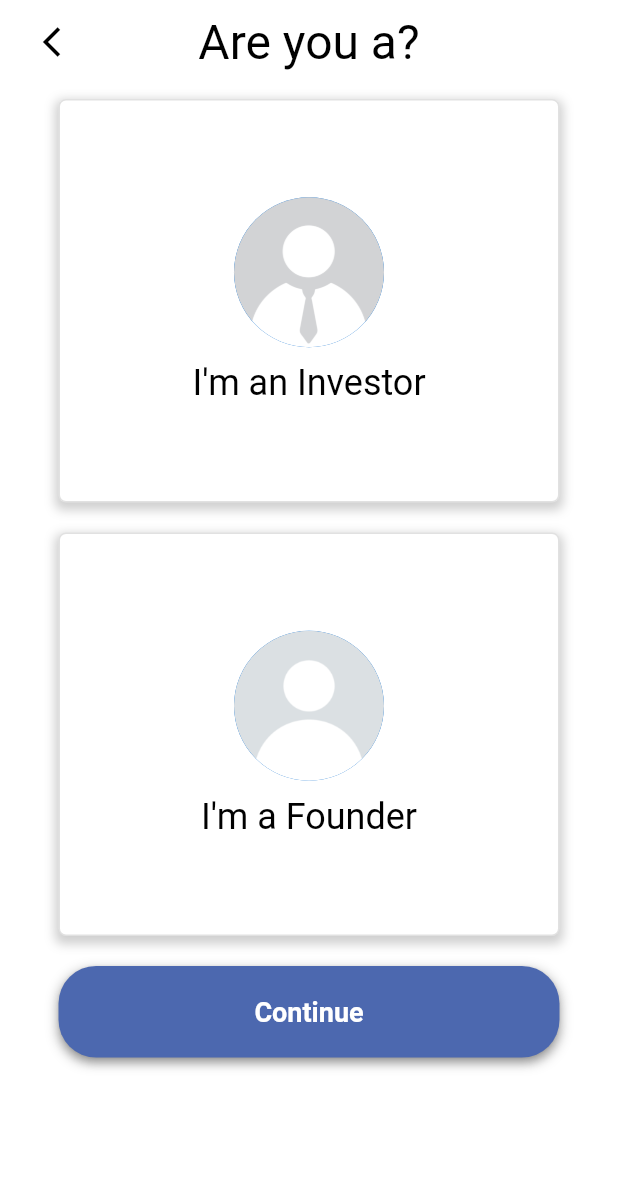
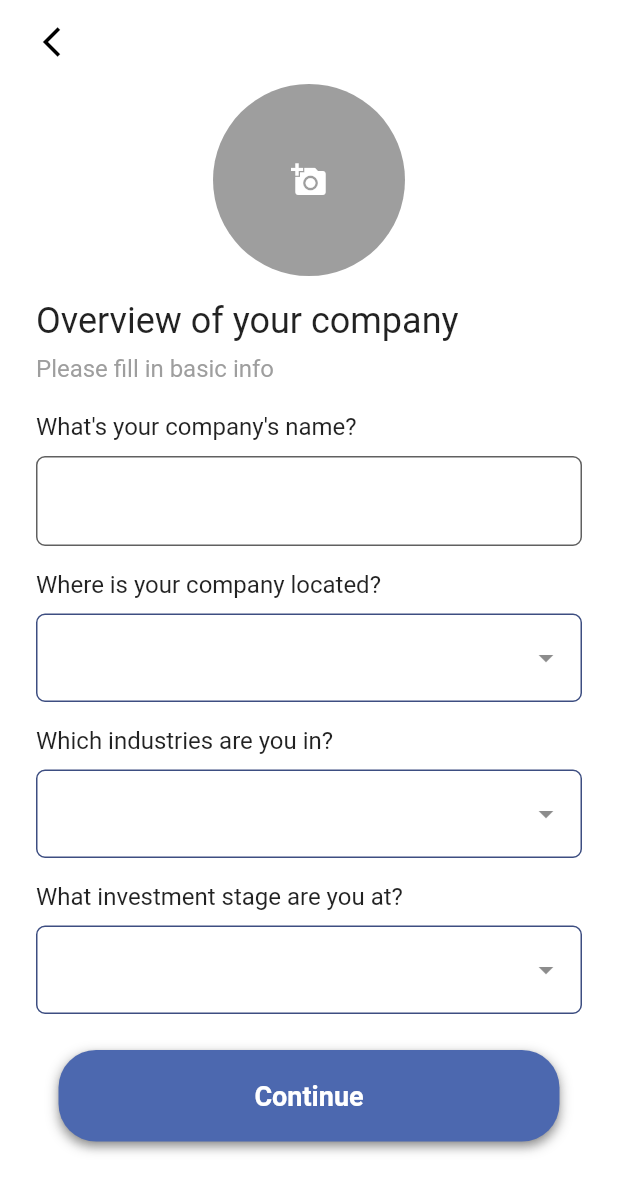
Before and after one commit to Omar-Arja/InvestorConnect, a Flutter app: the screen it shows after launch, on a phone screen of 412 x 824 dp. Shown: the top 1192 px of the screen. Run offline on Flutter 3.47's test engine with Material 2 defaults, Android fonts, the phone set to English and light mode, and no system bars; our stand-ins replace flutter_svg, image_picker, shared_preferences.

Commit message:
[Client] Created startup setup profile screen

```diff
--- a/app/client/lib/main.dart
+++ b/app/client/lib/main.dart
@@ -5,6 +5,7 @@ import 'package:client/screens/auth/login_screen.dart';
 import 'package:client/screens/auth/signup_screen.dart';
 import 'package:client/screens/profile/setup_profile_screen.dart';
 import 'package:client/screens/profile/usertype_selection_screen.dart';
+import 'package:client/screens/profile/startup/startup_setup_profile.dart';
 
 void main() async {
   WidgetsFlutterBinding.ensureInitialized();
@@ -27,13 +28,14 @@ class App extends StatelessWidget {
       ),
       debugShowCheckedModeBanner: false,
       title: 'InvestorConnect',
-      initialRoute: '/usertype_selection',
+      initialRoute: '/startup_setup_profile',
       routes: {
         '/auth': (context) => const AuthScreen(),
         '/login': (context) => LoginScreen(prefs),
         '/signup': (context) => const SignupScreen(),
         '/setup_profile':(context) => const SetupProfileScreen(),
         '/usertype_selection':(context) => const UsertypeSelectionScreen(),
+        '/startup_setup_profile':(context) => const StartupSetupProfileScreen(),
       },
     );
   }
--- /dev/null
+++ b/app/client/lib/screens/profile/startup/startup_setup_profile.dart
@@ -0,0 +1,399 @@
+import 'package:client/widgets/custom_buttons.dart';
+import 'package:client/widgets/input_fields.dart';
+import 'package:flutter/material.dart';
+import 'package:flutter/services.dart';
+import 'package:client/widgets/custom_dropdown_text_field.dart';
+import 'package:image_picker/image_picker.dart';
+import 'dart:io';
+
+class StartupSetupProfileScreen extends StatefulWidget {
+  const StartupSetupProfileScreen({super.key});
+
+  @override
+  _StartupSetupProfileScreenState createState() =>
+      _StartupSetupProfileScreenState();
+}
+
+class _StartupSetupProfileScreenState extends State<StartupSetupProfileScreen> {
+  final ScrollController _scrollController = ScrollController();
+  String buttonText = 'Continue';
+  XFile? _selectedImage;
+  File imageFile = File('');
+  String companyName = '';
+  String location = '';
+  String investmentStage = '';
+  List industries = [];
+
+  Future<void> _pickImage() async {
+    final picker = ImagePicker();
+    final selectedImage = await picker.pickImage(source: ImageSource.gallery);
+
+    if (selectedImage != null) {
+      imageFile = File(selectedImage.path);
+      setState(() {
+        _selectedImage = selectedImage;
+      });
+    }
+  }
+
+  final companyNameInput = InputField(
+    label: "What's your company's name?",
+  );
+
+  @override
+  Widget build(BuildContext context) {
+    return AnnotatedRegion(
+      value: const SystemUiOverlayStyle(
+        statusBarColor: Colors.transparent,
+        statusBarIconBrightness: Brightness.dark,
+      ),
+      child: Scaffold(
+        resizeToAvoidBottomInset: true,
+        backgroundColor: Colors.white,
+        appBar: AppBar(
+          backgroundColor: Colors.white,
+          elevation: 0,
+          iconTheme: const IconThemeData(color: Colors.black),
+          leading: IconButton(
+            padding: const EdgeInsets.only(left: 25),
+            icon: const Icon(Icons.arrow_back_ios),
+            onPressed: () => Navigator.of(context).pop(),
+          ),
+        ),
+        body: SingleChildScrollView(
+          controller: _scrollController,
+          keyboardDismissBehavior: ScrollViewKeyboardDismissBehavior.onDrag,
+          child: Container(
+            width: double.infinity,
+            padding: const EdgeInsets.fromLTRB(24, 0, 24, 15),
+            child: Column(
+              crossAxisAlignment: CrossAxisAlignment.center,
+              children: [
+                CircleAvatar(
+                  backgroundColor: Colors.grey,
+                  radius: 64,
+                  child: Stack(
+                    alignment: Alignment.bottomRight,
+                    children: [
+                      if (_selectedImage != null)
+                        CircleAvatar(
+                          radius: 64,
+                          backgroundImage: FileImage(File(_selectedImage!.path)),
+                        ),
+                      IconButton(
+                        icon: const Icon(
+                          Icons.add_a_photo,
+                          color: Colors.white,
+                        ),
+                        onPressed: _pickImage,
+                      ),
+                    ],
+                  ),
+                ),
+                const SizedBox(height: 16),
+                const SizedBox(
+                  width: double.infinity,
+                  child: Column(
+                    crossAxisAlignment: CrossAxisAlignment.start,
+                    children: [
+                      Text(
+                        'Overview of your company',
+                        style: TextStyle(
+                          fontSize: 24,
+                          fontWeight: FontWeight.w500,
+                        ),
+                      ),
+                      SizedBox(height: 8),
+                      Text(
+                        'Please fill in basic info',
+                        style: TextStyle(
+                          fontSize: 16,
+                          color: Colors.grey,
+                        ),
+                      ),
+                    ],
+                  ),
+                ),
+                const SizedBox(height: 20),
+                companyNameInput,
+                const SizedBox(height: 16),
+                CustomDropdownTextField(
+                  label: 'Where is your company located?',
+                  options: countryOptions,
+                  onSelectionChanged: (selectedOptions) {
+                    location = selectedOptions[0];
+                    print('Locations: $location');
+                  },
+                ),
+                const SizedBox(height: 16),
+                CustomDropdownTextField(
+                  label: 'Which industries are you in?',
+                  options: industryOptions,
+                  multipleSelection: true,
+                  onSelectionChanged: (selectedOptions) {
+                    industries = selectedOptions;
+                    print('Industries: $industries');
+                  },
+                ),
+                const SizedBox(height: 16),
+                CustomDropdownTextField(
+                  label: 'What investment stage are you at?',
+                  options: investmentStageOptions,
+                  onSelectionChanged: (selectedOptions) {
+                    investmentStage = selectedOptions[0];
+                    print('Investment Stage: $investmentStage');
+                  },
+                ),
+                const SizedBox(height: 24),
+                CustomButton(text: buttonText, onPressed: () {
+                  companyName = companyNameInput.inputValue;
+                  if(companyName != '' && location != '' && industries != [] && investmentStage != '') {
+                    print('Company Name: $companyName');
+                    print('Location: $location');
+                    print('Industries: $industries');
+                    print('Investment Stage: $investmentStage');
+                  } else {
+                    setState(() {
+                      buttonText = 'Please fill in all fields';
+                    });
+                  }
+                })
+              ],
+            ),
+          ),
+        ),
+      ),
+    );
+  }
+
+  final List<String> countryOptions = [
+  'Afghanistan',
+  'Albania',
+  'Algeria',
+  'Andorra',
+  'Angola',
+  'Antigua and Barbuda',
+  'Argentina',
+  'Armenia',
+  'Australia',
+  'Austria',
+  'Azerbaijan',
+  'Bahamas',
+  'Bahrain',
+  'Bangladesh',
+  'Barbados',
+  'Belarus',
+  'Belgium',
+  'Belize',
+  'Benin',
+  'Bhutan',
+  'Bolivia',
+  'Bosnia and Herzegovina',
+  'Botswana',
+  'Brazil',
+  'Brunei',
+  'Bulgaria',
+  'Burkina Faso',
+  'Burundi',
+  'Cabo Verde',
+  'Cambodia',
+  'Cameroon',
+  'Canada',
+  'Central African Republic',
+  'Chad',
+  'Chile',
+  'China',
+  'Colombia',
+  'Comoros',
+  'Congo (Brazzaville)',
+  'Congo (Kinshasa)',
+  'Costa Rica',
+  'Croatia',
+  'Cuba',
+  'Cyprus',
+  'Czech Republic',
+  'Denmark',
+  'Djibouti',
+  'Dominica',
+  'Dominican Republic',
+  'East Timor',
+  'Ecuador',
+  'Egypt',
+  'El Salvador',
+  'Equatorial Guinea',
+  'Eritrea',
+  'Estonia',
+  'Eswatini',
+  'Ethiopia',
+  'Fiji',
+  'Finland',
+  'France',
+  'Gabon',
+  'Gambia',
+  'Georgia',
+  'Germany',
+  'Ghana',
+  'Greece',
+  'Grenada',
+  'Guatemala',
+  'Guinea',
+  'Guinea-Bissau',
+  'Guyana',
+  'Haiti',
+  'Honduras',
+  'Hungary',
+  'Iceland',
+  'India',
+  'Indonesia',
+  'Iran',
+  'Iraq',
+  'Ireland',
+  'Israel',
+  'Italy',
+  'Ivory Coast',
+  'Jamaica',
+  'Japan',
+  'Jordan',
+  'Kazakhstan',
+  'Kenya',
+  'Kiribati',
+  'Korea, North',
+  'Korea, South',
+  'Kosovo',
+  'Kuwait',
+  'Kyrgyzstan',
+  'Laos',
+  'Latvia',
+  'Lebanon',
+  'Lesotho',
+  'Liberia',
+  'Libya',
+  'Liechtenstein',
+  'Lithuania',
+  'Luxembourg',
+  'Macedonia',
+  'Madagascar',
+  'Malawi',
+  'Malaysia',
+  'Maldives',
+  'Mali',
+  'Malta',
+  'Marshall Islands',
+  'Mauritania',
+  'Mauritius',
+  'Mexico',
+  'Micronesia',
+  'Moldova',
+  'Monaco',
+  'Mongolia',
+  'Montenegro',
+  'Morocco',
+  'Mozambique',
+  'Myanmar',
+  'Namibia',
+  'Nauru',
+  'Nepal',
+  'Netherlands',
+  'New Zealand',
+  'Nicaragua',
+  'Niger',
+  'Nigeria',
+  'Norway',
+  'Oman',
+  'Pakistan',
+  'Palau',
+  'Panama',
+  'Papua New Guinea',
+  'Paraguay',
+  'Peru',
+  'Philippines',
+  'Poland',
+  'Portugal',
+  'Qatar',
+  'Romania',
+  'Russia',
+  'Rwanda',
+  'Saint Kitts and Nevis',
+  'Saint Lucia',
+  'Saint Vincent and The Grenadines',
+  'Samoa',
+  'San Marino',
+  'Sao Tome and Principe',
+  'Saudi Arabia',
+  'Senegal',
+  'Serbia',
+  'Seychelles',
+  'Sierra Leone',
+  'Singapore',
+  'Slovakia',
+  'Slovenia',
+  'Solomon Islands',
+  'Somalia',
+  'South Africa',
+  'South Sudan',
+  'Spain',
+  'Sri Lanka',
+  'Sudan',
+  'Suriname',
+  'Sweden',
+  'Switzerland',
+  'Syria',
+  'Taiwan',
+  'Tajikistan',
+  'Tanzania',
+  'Thailand',
+  'Togo',
+  'Tonga',
+  'Trinidad and Tobago',
+  'Tunisia',
+  'Turkey',
+  'Turkmenistan',
+  'Tuvalu',
+  'Uganda',
+  'Ukraine',
+  'United Arab Emirates',
+  'United Kingdom',
+  'United States',
+  'Uruguay',
+  'Uzbekistan',
+  'Vanuatu',
+  'Vatican City',
+  'Venezuela',
+  'Vietnam',
+  'Yemen',
+  'Zambia',
+  'Zimbabwe',
+];
+
+final List<String> industryOptions = [
+  'Agriculture',
+  'Automotive',
+  'Construction',
+  'Education',
+  'Energy',
+  'Entertainment',
+  'Finance',
+  'Healthcare',
+  'Information Technology',
+  'Manufacturing',
+  'Media',
+  'Real Estate',
+  'Retail',
+  'Telecommunications',
+  'Transportation',
+  'Travel',
+  'Technology',
+];
+
+final List<String> investmentStageOptions = [
+  'Pre-Seed',
+  'Seed',
+  'Series A',
+  'Series B',
+  'Series C',
+  'Series D+',
+  'IPO',
+  'Acquisition',
+];
+
+}
--- a/app/client/lib/widgets/custom_dropdown_text_field.dart
+++ b/app/client/lib/widgets/custom_dropdown_text_field.dart
@@ -147,15 +147,24 @@ class _CustomDropdownTextFieldState extends State<CustomDropdownTextField> {
             children: _selectedOptions
                 .map(
                   (option) => Chip(
-                    label: Text(option),
+                    side: const BorderSide(
+                      color: Color.fromARGB(60, 77, 77, 77),
+                    ),
+                    elevation: 1,
+                    label: Text(
+                      option,
+                      style: const TextStyle(
+                        color: Colors.black,
+                      ),
+                    ),
                     onDeleted: () {
                       setState(() {
                         _selectedOptions.remove(option);
                         widget.onSelectionChanged(_selectedOptions);
                       });
                     },
-                    backgroundColor: const Color(0xFF3B82F6),
-                    deleteIconColor: Colors.white,
+                    backgroundColor: Colors.white,
+                    deleteIconColor: const Color.fromARGB(255, 77, 77, 77),
                   ),
                 )
                 .toList(),
```
